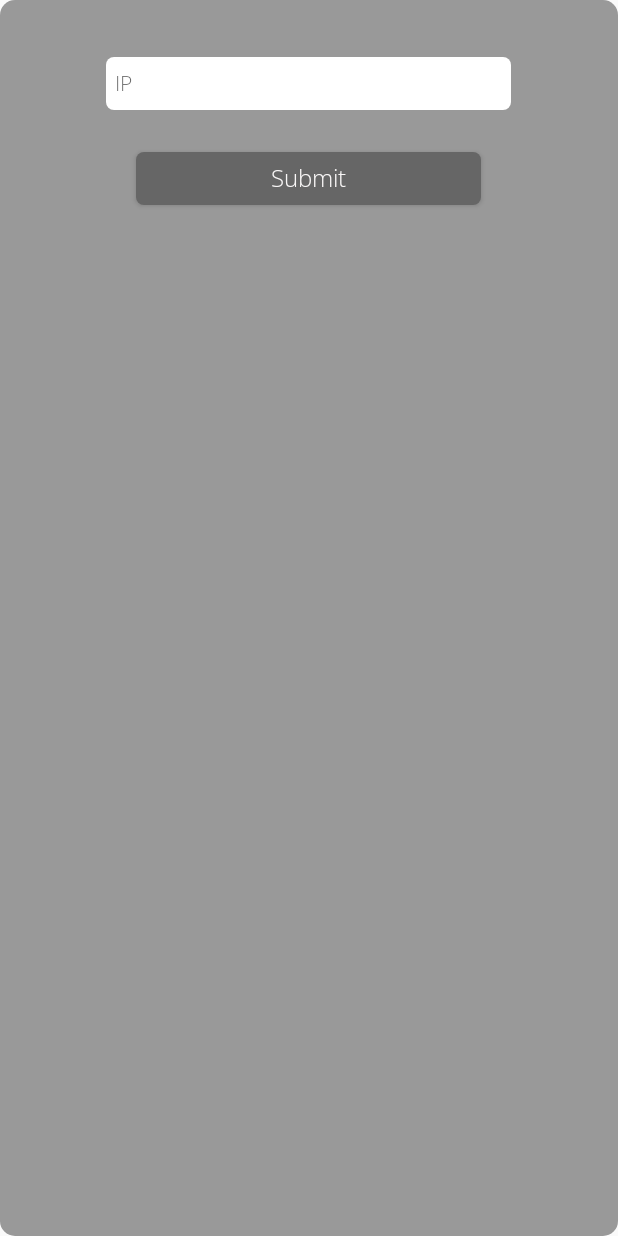
After one commit to MohamedAAbdelwahab/GuardianAngelGP, an Android app: the ChangeIpActivity screen opened directly, with no data from a screen before it, on a phone screen of 412 x 824 dp. The commit adds this screen. Run offline under Robolectric (Android 15) with nearby library versions, the phone set to English and light mode, and no system bars.

Commit message:
adding changing ip for developers

```diff
--- /dev/null
+++ b/app/src/main/java/com/GuardianAngel/ChangeIpActivity.java
@@ -0,0 +1,32 @@
+package com.GuardianAngel;
+
+import android.app.Activity;
+import android.os.Bundle;
+import android.util.Log;
+import android.view.View;
+import android.widget.Button;
+import android.widget.EditText;
+
+import androidx.annotation.Nullable;
+
+public class ChangeIpActivity extends Activity {
+    Button submit;
+    EditText ip;
+    @Override
+    protected void onCreate(@Nullable Bundle savedInstanceState) {
+        super.onCreate(savedInstanceState);
+        setContentView(R.layout.changeip);
+        submit=findViewById(R.id.ChangeIpBtn);
+        ip=findViewById(R.id.ChangeIp);
+        submit.setOnClickListener(new View.OnClickListener() {
+            @Override
+            public void onClick(View view) {
+                String ipString=ip.getText().toString();
+                Log.i("IP",ipString);
+                HomeActivity.IP=ipString;
+                Log.i("HomeScreen",HomeActivity.IP);
+                finish();
+            }
+        });
+    }
+}
--- a/app/src/main/java/com/GuardianAngel/PasswordHash.java
+++ b/app/src/main/java/com/GuardianAngel/PasswordHash.java
@@ -4,7 +4,7 @@ import org.mindrot.jbcrypt.BCrypt;
 
 public class PasswordHash {
     // Define the BCrypt workload to use when generating password hashes. 10-31 is a valid value.
-    private static int workload = 12;
+    private static int workload = 10;
 
     /**
      * This method can be used to generate a string representing an account password
--- a/app/src/main/java/com/GuardianAngel/ScreenCaptureService.java
+++ b/app/src/main/java/com/GuardianAngel/ScreenCaptureService.java
@@ -102,7 +102,6 @@ public class ScreenCaptureService extends Service {
     public int i=0;
     FileReader reader;
     private boolean send=true;
-
     public static Intent getStartIntent(Context context, int resultCode, Intent data) {
         Intent intent = new Intent(context, ScreenCaptureService.class);
         intent.putExtra(ACTION, START);
@@ -431,7 +430,7 @@ public class ScreenCaptureService extends Service {
     private void sendRequest(RequestBody postBodyImage)
     {
         OkHttpClient okHttpClient = new OkHttpClient();
-        Request request = new Request.Builder().url("http://192.168.43.127:8000/classify").post(postBodyImage).build();
+        Request request = new Request.Builder().url("http://"+HomeActivity.IP+":8000/classify").post(postBodyImage).build();
         send=false;
         okHttpClient.newCall(request).enqueue(new Callback() {
             @Override
--- /dev/null
+++ b/app/src/main/res/layout/changeip.xml
@@ -0,0 +1,45 @@
+<?xml version="1.0" encoding="utf-8"?>
+<androidx.constraintlayout.widget.ConstraintLayout xmlns:android="http://schemas.android.com/apk/res/android"
+    xmlns:app="http://schemas.android.com/apk/res-auto"
+    xmlns:tools="http://schemas.android.com/tools"
+    android:layout_width="match_parent"
+    android:layout_height="match_parent"
+    android:background="@drawable/popup_radius">
+
+    <EditText
+        android:id="@+id/ChangeIp"
+        android:layout_width="270dp"
+        android:layout_height="35dp"
+        android:layout_marginTop="28dp"
+        android:background="@drawable/input_bg"
+        android:backgroundTint="#FFFFFF"
+        android:ems="10"
+        android:fontFamily="@font/open_sans_light"
+        android:foregroundTint="#FFFFFF"
+        android:hint="IP"
+        android:inputType="text"
+        android:paddingLeft="6dp"
+        android:textSize="14sp"
+        app:layout_constraintBottom_toBottomOf="parent"
+        app:layout_constraintEnd_toEndOf="parent"
+        app:layout_constraintHorizontal_bias="0.496"
+        app:layout_constraintStart_toStartOf="parent"
+        app:layout_constraintTop_toTopOf="parent"
+        app:layout_constraintVertical_bias="0.0" />
+
+    <Button
+        android:id="@+id/ChangeIpBtn"
+        android:layout_width="230dp"
+        android:layout_height="35dp"
+        android:layout_marginTop="28dp"
+        android:background="@drawable/popbtn_bg"
+        android:fontFamily="@font/open_sans_light"
+        android:text="Submit"
+        android:textAllCaps="false"
+        android:textColor="#FAF8F8"
+        android:textSize="16sp"
+        app:layout_constraintEnd_toEndOf="parent"
+        app:layout_constraintHorizontal_bias="0.497"
+        app:layout_constraintStart_toStartOf="parent"
+        app:layout_constraintTop_toBottomOf="@+id/ChangeIp" />
+</androidx.constraintlayout.widget.ConstraintLayout>
--- a/app/src/main/res/menu/settings_menu.xml
+++ b/app/src/main/res/menu/settings_menu.xml
@@ -22,4 +22,9 @@
         android:id="@+id/lng"
         android:title="Language"
         android:visible="true" />
+
+    <item
+        android:id="@+id/ChangeServerIp"
+        android:title="Change Server Ip"
+        android:visible="true" />
 </menu>
```
Also changed, not shown: app/src/main/AndroidManifest.xml (+7 -0 lines), app/src/main/java/com/GuardianAngel/HomeActivity.java (+11 -3 lines), app/src/main/java/com/GuardianAngel/NormalStartActivity.java (+31 -6 lines), app/src/main/res/layout/home.xml (+5 -5 lines).
